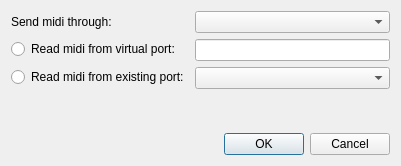
Qt form app/MidiTool/PreferencesDialog.ui (JokerSync/Joker) before a commit.
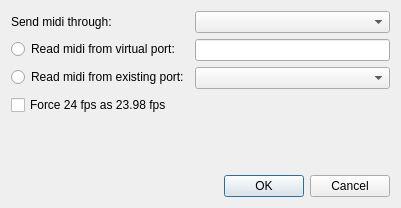
The same form after that commit.

Commit message: miditool can force 24fps to 23.98

```diff
--- a/app/MidiTool/PreferencesDialog.ui
+++ b/app/MidiTool/PreferencesDialog.ui
@@ -7,7 +7,7 @@
     <x>0</x>
     <y>0</y>
     <width>401</width>
-    <height>166</height>
+    <height>208</height>
    </rect>
   </property>
   <property name="windowTitle">
@@ -48,6 +48,13 @@
        <item row="2" column="1">
         <widget class="QComboBox" name="comboBoxInput"/>
        </item>
+       <item row="3" column="0">
+        <widget class="QCheckBox" name="checkBoxForce24as2398">
+         <property name="text">
+          <string>Force 24 fps as 23.98 fps</string>
+         </property>
+        </widget>
+       </item>
       </layout>
      </item>
      <item>
```
The commit also changes 4 other files.
